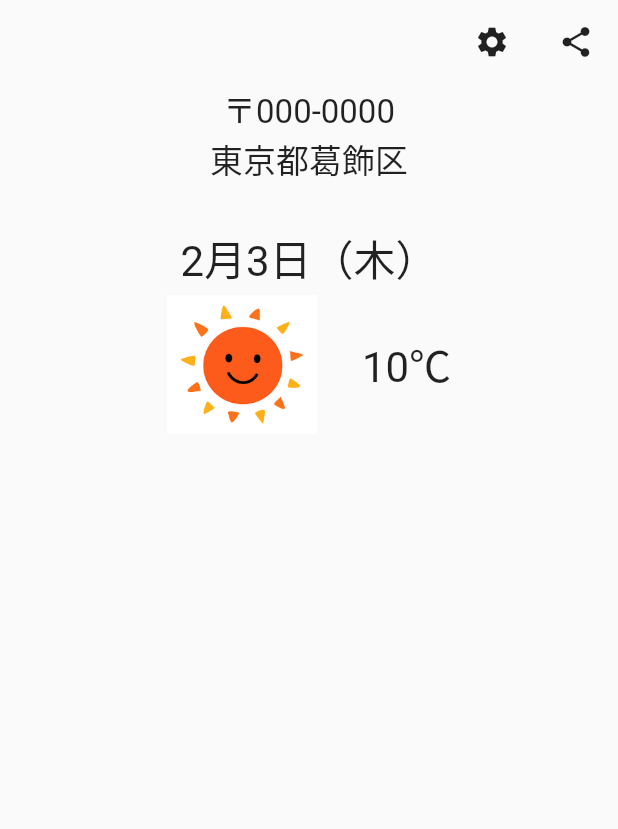
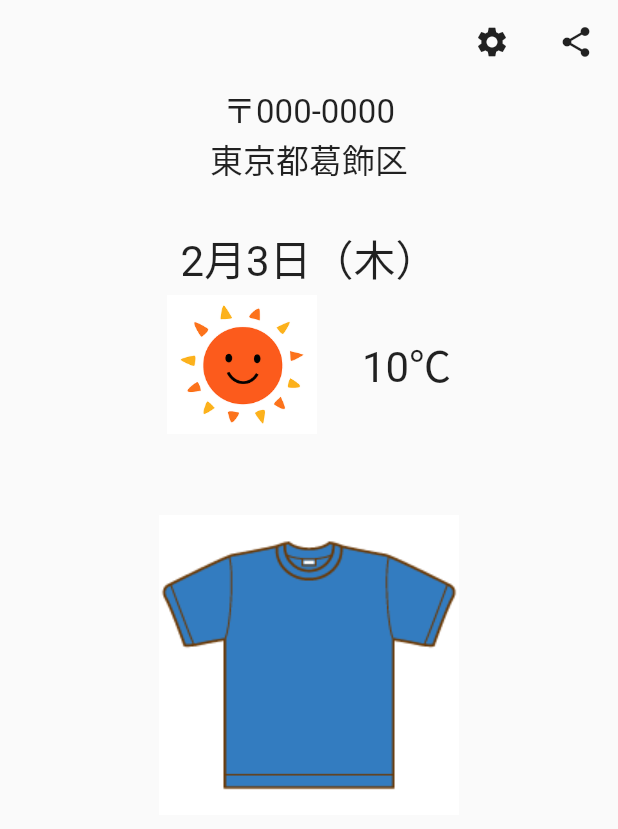
Before and after one commit to haterain0203/weather_and_clothes, a Flutter app: the screen it shows after launch, on a phone screen of 412 x 824 dp. Shown: the top 829 px of the screen. Run offline on Flutter 3.47's test engine with Material 2 defaults, Android fonts, the phone set to English and light mode, and no system bars; Roboto replaces fonts that are missing (MyFont).

Commit message:
#1 ClothesAreaの作成

```diff
--- a/lib/home/home_page.dart
+++ b/lib/home/home_page.dart
@@ -57,7 +57,13 @@ class HomePage extends StatelessWidget {
               ],
             ),
 
-            //TODO ClothesArea
+            const SizedBox(height: 50.0,),
+
+            //ClothesArea
+            //TODO 取得したデータに合わせて画像を切り替え
+            //TODO 朝・昼・夜に分けるか検討
+            //TODO CarouselSliderで実装してみたがイマイチ。そもそも仮に朝昼夜を表示するのであれば回転させる必要がない。
+            Image.asset("assets/images/t_shirt.png"),
 
             //TODO ForecastArea
 
```
Also changed, not shown: assets/images/long_t_shirt.png (added), assets/images/t_shirt.png (added).
